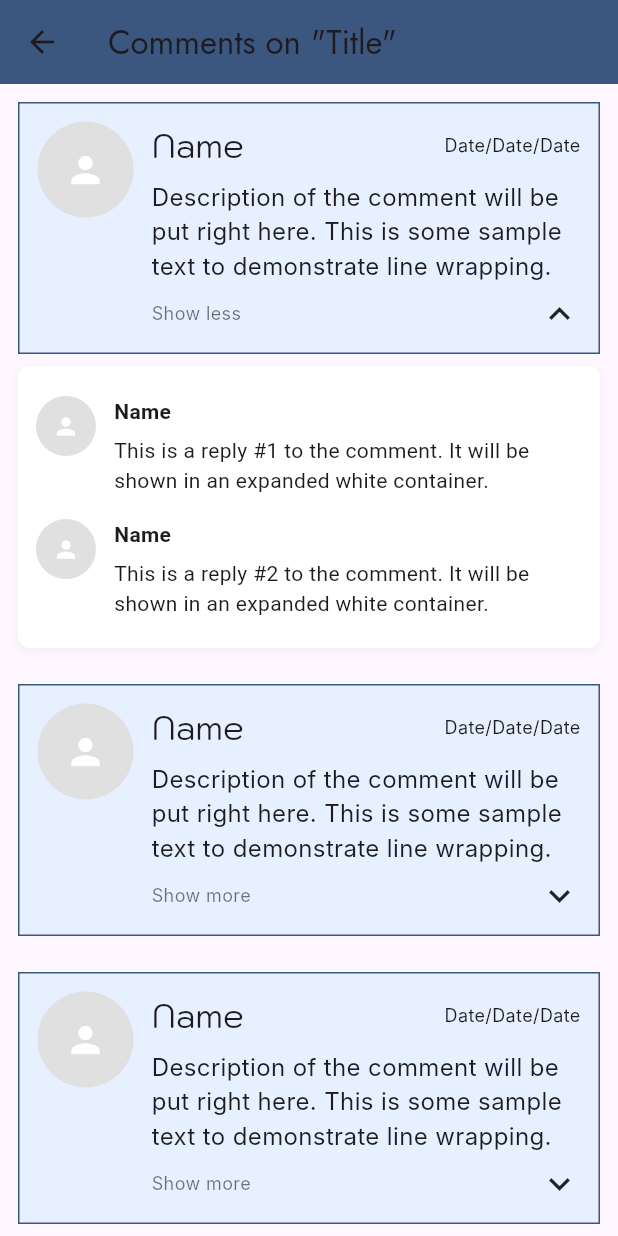
After one commit to terpalb24/PBL-TRPL310-Ufix-Panduan-servis-video, a Flutter app: the CommentsScreen screen opened by its route, scrolled down 384 dp, after a tap on the "keyboard arrow down" icon, on a phone screen of 412 x 824 dp. The commit adds this screen. Run offline on Flutter 3.47's test engine with Material 3 defaults, Android fonts, the phone set to English and light mode, and no system bars; Roboto replaces fonts that are missing (Inter).

Commit message:
Comments

```diff
--- a/ufix_mobile/lib/main.dart
+++ b/ufix_mobile/lib/main.dart
@@ -11,6 +11,7 @@ import 'screen/history.dart';
 import 'screen/seting.dart';
 import 'screen/searched.dart';
 import 'screen/fakeplayer.dart';
+import 'screen/comments.dart';
 
 void main() {
   runApp(MyApp());
@@ -36,6 +37,7 @@ class MyApp extends StatelessWidget {
         '/history': (context) => History(),
         '/settings': (context) => Settings(),
         '/player': (context) => FakePlayer(),
+        '/comments': (context) => CommentsScreen(),
       },
       debugShowCheckedModeBanner: false,
     );
--- /dev/null
+++ b/ufix_mobile/lib/screen/comments.dart
@@ -0,0 +1,189 @@
+import 'package:flutter/material.dart';
+
+class CommentsScreen extends StatefulWidget {
+  const CommentsScreen({Key? key}) : super(key: key);
+
+  @override
+  State<CommentsScreen> createState() => _CommentsScreenState();
+}
+
+class _CommentsScreenState extends State<CommentsScreen> {
+  final List<_Comment> _comments = List.generate(
+    6,
+    (i) => _Comment(
+      name: 'Name',
+      date: 'Date/Date/Date',
+      text: 'Description of the comment will be put right here. This is some sample text to demonstrate line wrapping.',
+      replies: List.generate(
+        2,
+        (r) => 'This is a reply #${r + 1} to the comment. It will be shown in an expanded white container.',
+      ),
+    ),
+  );
+
+  void _toggleExpand(int index) {
+    setState(() {
+      _comments[index].expanded = !_comments[index].expanded;
+    });
+  }
+
+  @override
+  Widget build(BuildContext context) {
+    return Scaffold(
+      appBar: AppBar(
+        backgroundColor: const Color(0xFF38587C),
+        leading: IconButton(
+          icon: const Icon(Icons.arrow_back),
+          onPressed: () => Navigator.pop(context),
+        ),
+        title: Text('Comments on "Title"', style: TextStyle(fontFamily: 'Jost')),
+      ),
+      body: ListView.separated(
+        padding: const EdgeInsets.symmetric(vertical: 12),
+        itemCount: _comments.length,
+        separatorBuilder: (_, __) => const SizedBox(height: 24),
+        itemBuilder: (context, index) {
+          final c = _comments[index];
+          return Column(
+            children: [
+              Container(
+                margin: const EdgeInsets.symmetric(horizontal: 12),
+                padding: const EdgeInsets.all(12),
+                decoration: BoxDecoration(
+                  color: const Color(0xFFE6F0FF),
+                  border: Border.all(color: const Color(0xFF38587C)),
+                ),
+                child: Row(
+                  crossAxisAlignment: CrossAxisAlignment.start,
+                  children: [
+                    CircleAvatar(
+                      radius: 32,
+                      backgroundColor: Colors.grey.shade300,
+                      child: const Icon(Icons.person, size: 28, color: Colors.white),
+                    ),
+                    const SizedBox(width: 12),
+                    Expanded(
+                      child: Column(
+                        crossAxisAlignment: CrossAxisAlignment.start,
+                        children: [
+                          Row(
+                            children: [
+                              Expanded(
+                                child: Text(
+                                  c.name,
+                                  style: const TextStyle(
+                                    fontSize: 22,
+                                    fontFamily: 'Kodchasan',
+                                  ),
+                                ),
+                              ),
+                              Text(
+                                c.date,
+                                style: const TextStyle(
+                                  fontSize: 12,
+                                  fontFamily: 'Inter',
+                                ),
+                              ),
+                            ],
+                          ),
+                          const SizedBox(height: 8),
+                          Text(
+                            c.text,
+                            style: const TextStyle(fontSize: 16, fontFamily: 'Inter'),
+                          ),
+                          const SizedBox(height: 6),
+                          Row(
+                            mainAxisAlignment: MainAxisAlignment.spaceBetween,
+                            children: [
+                              Text(
+                                c.expanded ? 'Show less' : 'Show more',
+                                style: const TextStyle(
+                                  fontSize: 12,
+                                  fontFamily: 'Inter',
+                                  color: Colors.black54,
+                                ),
+                              ),
+                              GestureDetector(
+                                onTap: () => _toggleExpand(index),
+                                child: Icon(
+                                  c.expanded ? Icons.keyboard_arrow_up : Icons.keyboard_arrow_down,
+                                  size: 28,
+                                ),
+                              ),
+                            ],
+                          ),
+                        ],
+                      ),
+                    ),
+                  ],
+                ),
+              ),
+              // Replies area (only visible when expanded)
+              if (c.expanded)
+                Container(
+                  width: double.infinity,
+                  margin: const EdgeInsets.fromLTRB(12, 8, 12, 0),
+                  padding: const EdgeInsets.all(12),
+                  decoration: BoxDecoration(
+                    color: Colors.white,
+                    borderRadius: BorderRadius.circular(8),
+                    boxShadow: [
+                      BoxShadow(
+                        color: Colors.black.withOpacity(0.05),
+                        blurRadius: 6,
+                        offset: const Offset(0, 2),
+                      ),
+                    ],
+                  ),
+                  child: Column(
+                    children: c.replies.map((r) {
+                      return Padding(
+                        padding: const EdgeInsets.symmetric(vertical: 8),
+                        child: Row(
+                          crossAxisAlignment: CrossAxisAlignment.start,
+                          children: [
+                            CircleAvatar(
+                              radius: 20,
+                              backgroundColor: Colors.grey.shade300,
+                              child: const Icon(Icons.person, size: 18, color: Colors.white),
+                            ),
+                            const SizedBox(width: 12),
+                            Expanded(
+                              child: Column(
+                                crossAxisAlignment: CrossAxisAlignment.start,
+                                children: [
+                                  Text('Name', style: const TextStyle(fontWeight: FontWeight.w600)),
+                                  const SizedBox(height: 6),
+                                  Text(r, style: const TextStyle()),
+                                ],
+                              ),
+                            ),
+                          ],
+                        ),
+                      );
+                    }).toList(),
+                  ),
+                ),
+            ],
+          );
+        },
+      ),
+    );
+  }
+}
+
+class _Comment {
+  final String name;
+  final String date;
+  final String text;
+  final List<String> replies;
+  bool expanded;
+
+  _Comment({
+    required this.name,
+    required this.date,
+    required this.text,
+    required this.replies,
+    this.expanded = false,
+  });
+}
--- a/ufix_mobile/lib/screen/fakeplayer.dart
+++ b/ufix_mobile/lib/screen/fakeplayer.dart
@@ -72,7 +72,10 @@ class FakePlayer extends StatelessWidget {
                 children: [
                   _buildSideButton('Detail'),
                   SizedBox(height: 20),
-                  _buildSideButton('Komentar'),
+                  GestureDetector(
+                    onTap: () => Navigator.pushNamed(context, '/comments'),
+                    child: _buildSideButton('Komentar'),
+                  ),
                   SizedBox(height: 20),
                   _buildSideButton('Bookmark'),
                 ],
```
